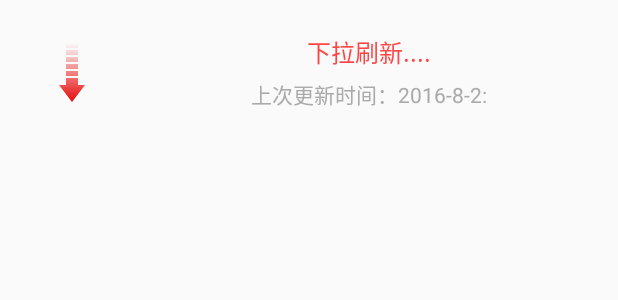
After one commit to colinkyo/News, an Android app: the layout refresh_header.xml on its own in the app's theme, with its tools: preview values and no code run, on a phone screen of 412 x 824 dp. The commit adds this screen. Shown: the top 300 px of the screen. Run offline under Robolectric (Android 15) with nearby library versions, the phone set to English and light mode, and no system bars.

Commit message:
添加了新闻页面页签的内容下拉和上拉刷新！~

```diff
--- /dev/null
+++ b/RefreshListView/src/main/res/values/strings.xml
@@ -0,0 +1,3 @@
+<resources>
+    <string name="app_name">RefreshListView</string>
+</resources>
--- /dev/null
+++ b/app/src/main/res/drawable/custom_progressbar.xml
@@ -0,0 +1,18 @@
+<?xml version="1.0" encoding="utf-8"?>
+<rotate xmlns:android="http://schemas.android.com/apk/res/android"
+    android:fromDegrees="0"
+    android:pivotX="50%"
+    android:pivotY="50%"
+    android:toDegrees="360">
+    <shape xmlns:android="http://schemas.android.com/apk/res/android"
+        android:innerRadiusRatio="2.5"
+        android:shape="ring"
+        android:thicknessRatio="15"
+        android:useLevel="false">
+        <gradient
+            android:centerColor="#55ff0000"
+            android:endColor="#ffffff"
+            android:startColor="#ff0000"
+            android:type="sweep" />
+    </shape>
+</rotate>
--- /dev/null
+++ b/app/src/main/res/layout/refresh_header.xml
@@ -0,0 +1,58 @@
+<?xml version="1.0" encoding="utf-8"?>
+<LinearLayout xmlns:android="http://schemas.android.com/apk/res/android"
+    android:layout_width="match_parent"
+    android:layout_height="wrap_content"
+    android:orientation="vertical">
+    <!--下拉刷新控件-->
+    <LinearLayout
+        android:id="@+id/ll_pull_donw"
+        android:layout_width="match_parent"
+        android:orientation="horizontal"
+        android:padding="8dp"
+        android:layout_height="wrap_content">
+        <FrameLayout
+            android:layout_gravity="center"
+            android:layout_width="80dp"
+            android:layout_height="80dp">
+            <ImageView
+                android:id="@+id/iv_red_arrow"
+                android:layout_width="wrap_content"
+                android:layout_height="wrap_content"
+                android:layout_gravity="center"
+                android:src="@drawable/common_listview_headview_red_arrow"
+                />
+            <ProgressBar
+                android:id="@+id/pb_status"
+                android:layout_width="wrap_content"
+                android:layout_height="wrap_content"
+                android:layout_gravity="center"
+                android:indeterminateDrawable="@drawable/custom_progressbar"
+                android:visibility="gone" />
+        </FrameLayout>
+        <LinearLayout
+            android:layout_width="match_parent"
+            android:layout_height="wrap_content"
+            android:layout_gravity="center_vertical"
+            android:orientation="vertical">
+
+            <TextView
+                android:id="@+id/tv_status"
+                android:layout_width="wrap_content"
+                android:layout_height="wrap_content"
+                android:layout_gravity="center_horizontal"
+                android:text="下拉刷新...."
+                android:textColor="@android:color/holo_red_light"
+                android:textSize="16sp" />
+
+            <TextView
+                android:id="@+id/tv_time"
+                android:layout_width="wrap_content"
+                android:layout_height="wrap_content"
+                android:layout_gravity="center_horizontal"
+                android:layout_marginTop="5dp"
+                android:text="上次更新时间：2016-8-2:"
+                android:textColor="@android:color/darker_gray"
+                android:textSize="14sp" />
+        </LinearLayout>
+    </LinearLayout>
+</LinearLayout>
--- a/app/src/main/res/layout/tab_detail_pager.xml
+++ b/app/src/main/res/layout/tab_detail_pager.xml
@@ -2,8 +2,8 @@
 <LinearLayout xmlns:android="http://schemas.android.com/apk/res/android"
     android:orientation="vertical" android:layout_width="match_parent"
     android:layout_height="match_parent">
-    <ListView
+    <com.a7yan.news.view.RefreshListView
         android:id="@+id/listview"
         android:layout_width="match_parent"
-        android:layout_height="match_parent"></ListView>
+        android:layout_height="match_parent"></com.a7yan.news.view.RefreshListView>
 </LinearLayout>
--- a/settings.gradle
+++ b/settings.gradle
@@ -1,3 +1,3 @@
-include ':app', ':SlidingMenu_library'
+include ':app', ':SlidingMenu_library', ':RefreshListView'
 include ':ViewPagerIndicator_library'
 include ':ViewPagerIndicator_sample'
```
Also changed, not shown: RefreshListView/build.gradle (added, +31 -0 lines), RefreshListView/src/main/AndroidManifest.xml (added, +9 -0 lines), app/src/main/java/com/a7yan/news/detailpager/TabDetailPager.java (+95 -4 lines), app/src/main/java/com/a7yan/news/view/RefreshListView.java (added, +396 -0 lines), app/src/main/res/layout/refresh_footer.xml (added, +26 -0 lines), app/src/main/res/drawable-hdpi/common_listview_headview_red_arrow.png (added), 1194 other files.
